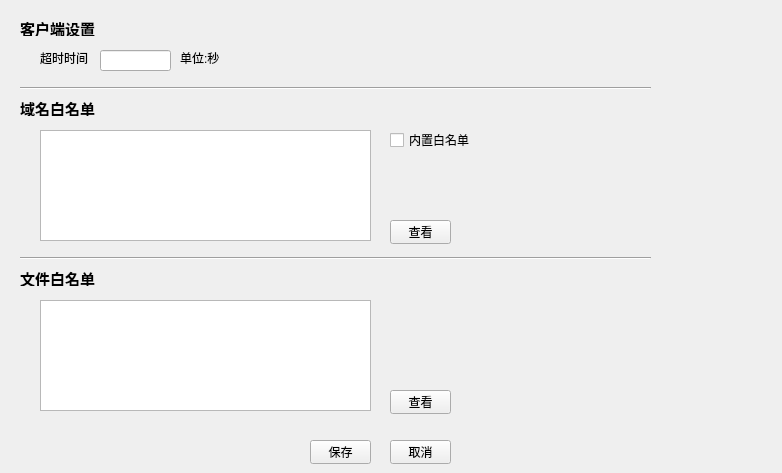
This is modules/ui/ui_help_settings.ui in beikejinmiao/HawkSec as Qt 5 draws it before an edit. The edited form follows.
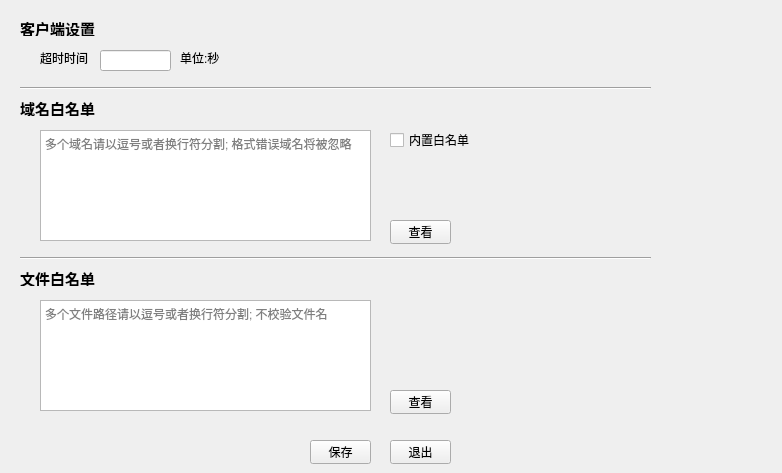
This is the edited form.

Patch:
```diff
--- a/modules/ui/ui_help_settings.ui
+++ b/modules/ui/ui_help_settings.ui
@@ -96,6 +96,9 @@
      <height>111</height>
     </rect>
    </property>
+   <property name="placeholderText">
+    <string>多个域名请以逗号或者换行符分割; 格式错误域名将被忽略</string>
+   </property>
   </widget>
   <widget class="QCheckBox" name="whiteDomEnableBox">
    <property name="geometry">
@@ -151,6 +154,9 @@
      <height>111</height>
     </rect>
    </property>
+   <property name="placeholderText">
+    <string>多个文件路径请以逗号或者换行符分割; 不校验文件名</string>
+   </property>
   </widget>
   <widget class="Line" name="line">
    <property name="geometry">
@@ -201,7 +207,7 @@
     </rect>
    </property>
    <property name="text">
-    <string>取消</string>
+    <string>退出</string>
    </property>
   </widget>
   <widget class="QPushButton" name="checkWhiteFileBtn">
```
Left out of the diff: 2 changed lines with no effect on the pictures.
